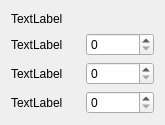
This is APSavegameEditor/WeaponAmmo.ui in odom11/ap_savegame_editor as Qt 5 draws it before an edit. The edited form follows.
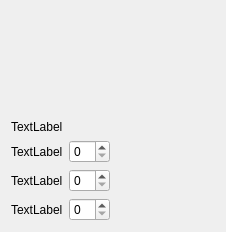
This is the edited form.

Commit message: modified layout with spacers

```diff
--- a/APSavegameEditor/WeaponAmmo.ui
+++ b/APSavegameEditor/WeaponAmmo.ui
@@ -6,14 +6,27 @@
    <rect>
     <x>0</x>
     <y>0</y>
-    <width>165</width>
-    <height>125</height>
+    <width>226</width>
+    <height>232</height>
    </rect>
   </property>
   <property name="windowTitle">
    <string>WeaponAmmo</string>
   </property>
   <layout class="QVBoxLayout" name="verticalLayout">
+   <item>
+    <spacer name="verticalSpacer">
+     <property name="orientation">
+      <enum>Qt::Vertical</enum>
+     </property>
+     <property name="sizeHint" stdset="0">
+      <size>
+       <width>20</width>
+       <height>40</height>
+      </size>
+     </property>
+    </spacer>
+   </item>
    <item>
     <widget class="QLabel" name="title">
      <property name="text">
@@ -23,9 +36,6 @@
    </item>
    <item>
     <layout class="QGridLayout" name="gridLayout">
-     <item row="0" column="1">
-      <widget class="QSpinBox" name="ammoControl1"/>
-     </item>
      <item row="0" column="0">
       <widget class="QLabel" name="ammo1">
        <property name="text">
@@ -33,16 +43,6 @@
        </property>
       </widget>
      </item>
-     <item row="1" column="0">
-      <widget class="QLabel" name="ammo2">
-       <property name="text">
-        <string>TextLabel</string>
-       </property>
-      </widget>
-     </item>
-     <item row="1" column="1">
-      <widget class="QSpinBox" name="ammoControl2"/>
-     </item>
      <item row="2" column="0">
       <widget class="QLabel" name="ammo3">
        <property name="text">
@@ -53,6 +53,32 @@
      <item row="2" column="1">
       <widget class="QSpinBox" name="ammoControl3"/>
      </item>
+     <item row="1" column="0">
+      <widget class="QLabel" name="ammo2">
+       <property name="text">
+        <string>TextLabel</string>
+       </property>
+      </widget>
+     </item>
+     <item row="1" column="1">
+      <widget class="QSpinBox" name="ammoControl2"/>
+     </item>
+     <item row="0" column="1">
+      <widget class="QSpinBox" name="ammoControl1"/>
+     </item>
+     <item row="1" column="2">
+      <spacer name="horizontalSpacer">
+       <property name="orientation">
+        <enum>Qt::Horizontal</enum>
+       </property>
+       <property name="sizeHint" stdset="0">
+        <size>
+         <width>40</width>
+         <height>20</height>
+        </size>
+       </property>
+      </spacer>
+     </item>
     </layout>
    </item>
   </layout>
```
The commit also changes 2 other files.
